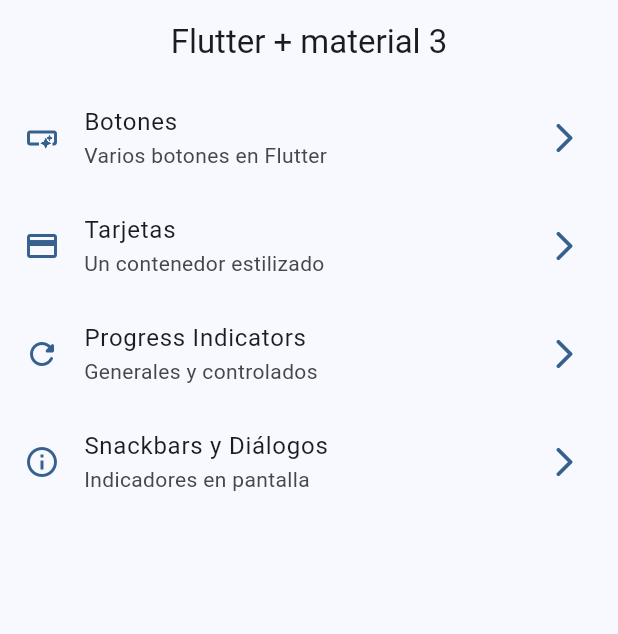
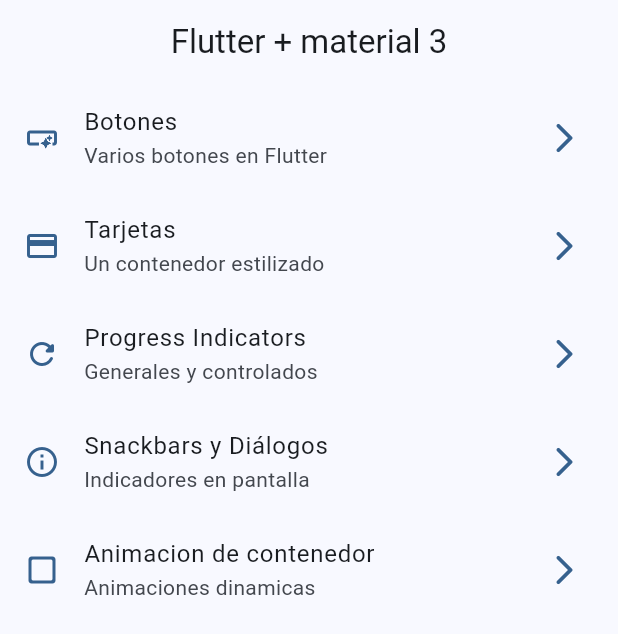
Before and after one commit to josetapia97/FlutterCardPlay, a Flutter app: the screen it shows after launch, on a phone screen of 412 x 824 dp. Shown: the top 634 px of the screen. Run offline on Flutter 3.47's test engine with Material 2 defaults, Android fonts, the phone set to English and light mode, and no system bars; our stand-ins replace go_router.

Commit message:
Contenedor Animado

```diff
--- a/lib/config/router/app_router.dart
+++ b/lib/config/router/app_router.dart
@@ -33,5 +33,10 @@ final appRouter = GoRouter(
       path: '/snackbar',
       builder: (context, state) => const SnackbarScreen(),
     ),
+    GoRoute(
+      name: AnimatedScreen.name,
+      path: '/animated',
+      builder: (context, state) => const AnimatedScreen(),
+    ),
   ],
 );
--- a/lib/config/theme/menu/menu_items.dart
+++ b/lib/config/theme/menu/menu_items.dart
@@ -38,4 +38,10 @@ const appMenuItems = <MenuItem>[
       link: '/snackbar',
        icon: Icons.info_outline
        ),
+  MenuItem(
+    tittle: 'Animacion de contenedor',
+     subtittle: 'Animaciones dinamicas',
+      link: '/animated',
+       icon: Icons.check_box_outline_blank_rounded
+       ),
 ];
```
Also changed, not shown: lib/presentation/screens/animated/animated_screen.dart (+48 -2 lines).
